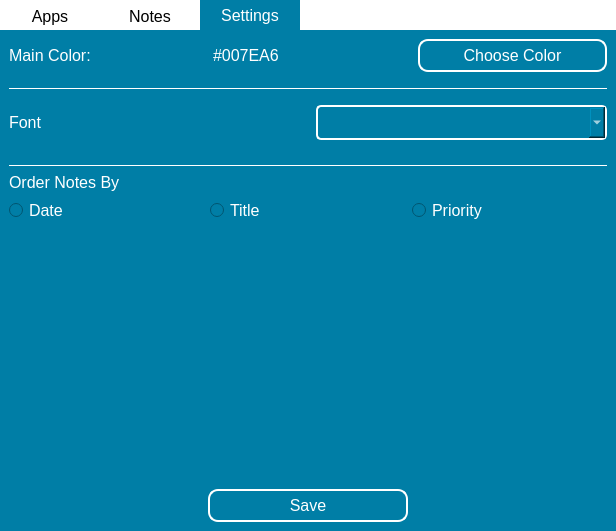
Qt form ui files/Runner2-Main.ui (daniel-deru/Runner2) before a commit.
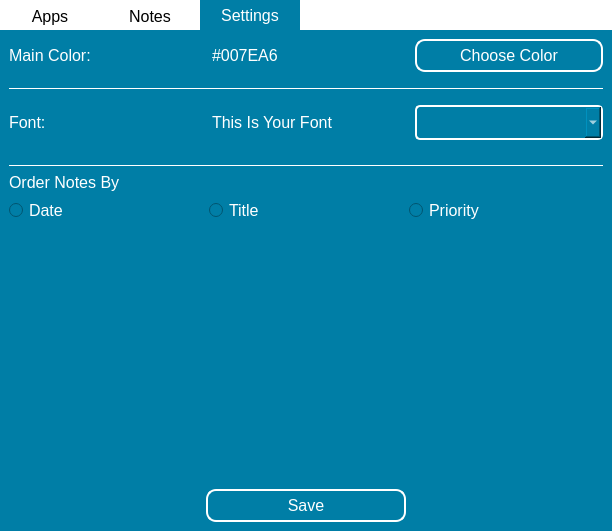
The same form after that commit. Icons and pictures are not drawn.

Commit message: added functionality to read fonts and choose a color. added multiple fonts for pro version

```diff
--- a/ui files/Runner2-Main.ui
+++ b/ui files/Runner2-Main.ui
@@ -6,7 +6,7 @@
    <rect>
     <x>0</x>
     <y>0</y>
-    <width>616</width>
+    <width>612</width>
     <height>531</height>
    </rect>
   </property>
@@ -465,12 +465,19 @@
          <item>
           <widget class="QLabel" name="label_3">
            <property name="text">
-            <string>Font</string>
+            <string>Font:</string>
            </property>
           </widget>
          </item>
          <item>
-          <widget class="QComboBox" name="comboBox">
+          <widget class="QLabel" name="lbl_font_example">
+           <property name="text">
+            <string>This Is Your Font</string>
+           </property>
+          </widget>
+         </item>
+         <item>
+          <widget class="QComboBox" name="cmb_font">
            <property name="styleSheet">
             <string notr="true">QComboBox {
     border: 2px solid white;
```
Left out of the diff: 46 changed lines with no effect on the pictures. The commit also changes 82 other files.
